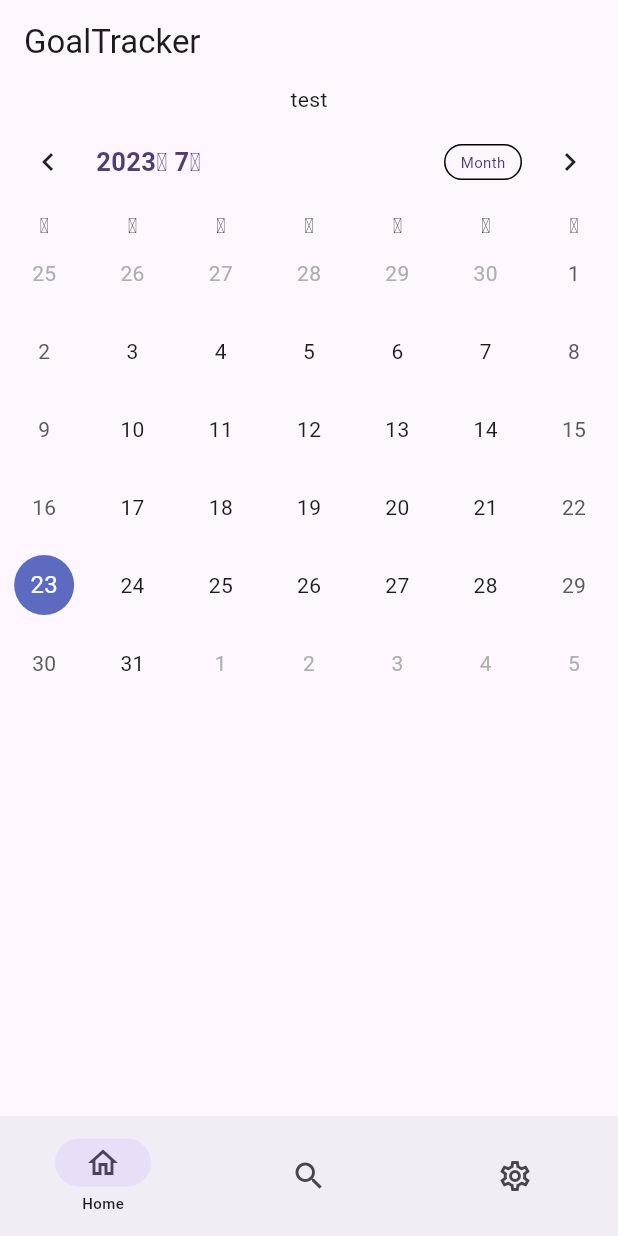
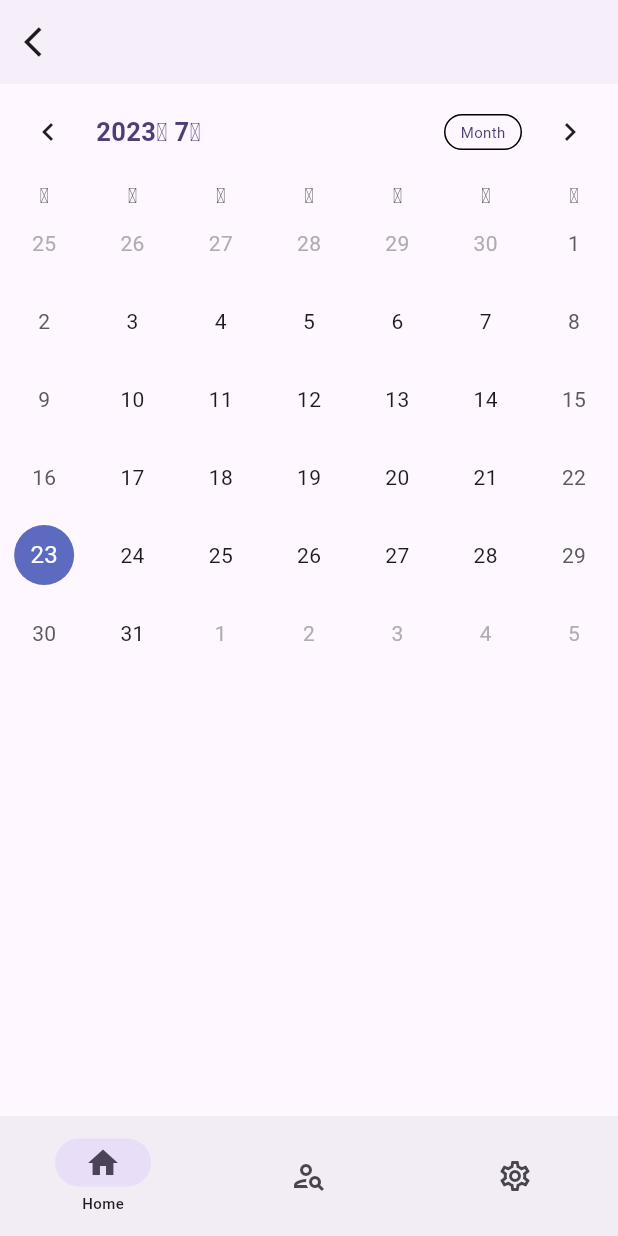
Before and after one commit to devDavidLee/GoalTracker, a Flutter app: the screen it shows after launch, on a phone screen of 412 x 824 dp. Run offline on Flutter 3.47's test engine with Material 2 defaults, Android fonts, the phone set to English and light mode, and no system bars; drawn by our look-alikes of table_calendar.

Commit message:
NavBar 반응형으로 구현

```diff
--- a/lib/Pages/HomePage.dart
+++ b/lib/Pages/HomePage.dart
@@ -23,7 +23,7 @@ class _HomePage extends State<HomePage> {
     return Container(
       child: Center(
         child: Column(children: [
-          Text("test"),
+          //Text("test"),
           TableCalendar(
             locale: 'ko_KR',
             focusedDay: today,
--- a/lib/main.dart
+++ b/lib/main.dart
@@ -40,6 +40,12 @@ class MainPage extends StatefulWidget {
 }
 
 class _MainPage extends State<MainPage> {
+  // NavRail 세부요소
+  NavigationRailLabelType labelType = NavigationRailLabelType.selected;
+  bool showLeading = true;
+  bool showTrailing = true;
+  double groupAlignment = -0.9;
+
   DateTime selected_day = DateTime(
     DateTime.now().year,
     DateTime.now().month,
@@ -54,8 +60,92 @@ class _MainPage extends State<MainPage> {
   @override
   Widget build(BuildContext context) {
     return Scaffold(
-      appBar: AppBar(title: const Text("GoalTracker")),
-      body: ListView(
+      appBar: AppBar(
+        //title: const Text("GoalTracker"),
+        elevation: 1.0,
+        leading: IconButton(
+          onPressed: () {},
+          icon: Icon(Icons.arrow_back_ios),
+        ),
+      ),
+      bottomNavigationBar: MediaQuery.of(context).size.width < 640
+          ? NavigationBarTheme(
+              data: NavigationBarThemeData(
+                labelTextStyle: MaterialStateProperty.all(
+                  const TextStyle(fontSize: 10, fontWeight: FontWeight.w500),
+                ),
+              ),
+              child: NavigationBar(
+                labelBehavior:
+                    NavigationDestinationLabelBehavior.onlyShowSelected,
+                selectedIndex: index,
+                onDestinationSelected: (index) => setState(() {
+                  this.index = index;
+                }),
+                destinations: const [
+                  NavigationDestination(
+                    icon: Icon(Icons.home_outlined),
+                    selectedIcon: Icon(Icons.home),
+                    label: 'Home',
+                  ),
+                  NavigationDestination(
+                    icon: Icon(Icons.person_search_outlined),
+                    selectedIcon: Icon(Icons.person_search),
+                    label: 'Search',
+                  ),
+                  NavigationDestination(
+                    icon: Icon(Icons.settings_outlined),
+                    selectedIcon: Icon(Icons.settings),
+                    label: 'Setting',
+                  ),
+                ],
+              ),
+            )
+          : null,
+      body: Row(
+        mainAxisSize: MainAxisSize.max,
+        children: [
+          if (MediaQuery.of(context).size.width >= 640)
+            NavigationRail(
+              groupAlignment: groupAlignment,
+              selectedIndex: index,
+              onDestinationSelected: (index) => setState(() {
+                this.index = index;
+              }),
+              labelType: labelType,
+              leading: showLeading
+                  ? FloatingActionButton(
+                      elevation: 0,
+                      onPressed: () {},
+                      child: const Icon(Icons.add),
+                    )
+                  : const SizedBox(),
+              trailing: showTrailing
+                  ? IconButton(
+                      onPressed: () {},
+                      icon: const Icon(Icons.more_horiz_rounded),
+                    )
+                  : const SizedBox(),
+              destinations: const [
+                NavigationRailDestination(
+                  icon: Icon(Icons.home_outlined),
+                  selectedIcon: Icon(Icons.home),
+                  label: Text('Home'),
+                ),
+                NavigationRailDestination(
+                  icon: Icon(Icons.person_search_outlined),
+                  selectedIcon: Icon(Icons.person_search),
+                  label: Text('Search'),
+                ),
+                NavigationRailDestination(
+                  icon: Icon(Icons.settings_outlined),
+                  selectedIcon: Icon(Icons.settings),
+                  label: Text('Setting'),
+                ),
+              ],
+            ),
+          Expanded(
+            child: ListView(
               children: [
                 IndexedStack(
                   index: index,
@@ -63,33 +153,8 @@ class _MainPage extends State<MainPage> {
                 ),
               ],
             ),
-      bottomNavigationBar: NavigationBarTheme(
-        data: NavigationBarThemeData(
-          labelTextStyle: MaterialStateProperty.all(
-            const TextStyle(fontSize: 10, fontWeight: FontWeight.w500),
-          ),
-        ),
-        child: NavigationBar(
-          labelBehavior: NavigationDestinationLabelBehavior.onlyShowSelected,
-          selectedIndex: index,
-          onDestinationSelected: (index) => setState(() {
-            this.index = index;
-          }),
-          destinations: [
-            const NavigationDestination(
-              icon: Icon(Icons.home_outlined),
-              label: 'Home',
-            ),
-            const NavigationDestination(
-              icon: Icon(Icons.search_outlined),
-              label: 'Search',
-            ),
-            const NavigationDestination(
-              icon: Icon(Icons.settings_outlined),
-              label: 'Setting',
           ),
         ],
-        ),
       ),
     );
   }
```
Lines whose indentation alone changed are shown as unchanged.
